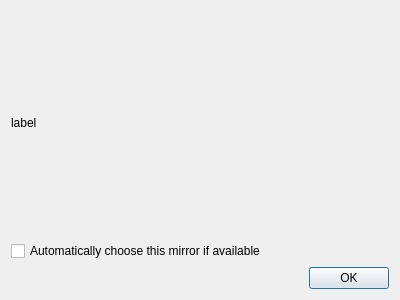
First picture: the form in Application/MIDASDesktop/GUI/MirrorPickerUI.ui, repository cpatrick/MidasClient, before the edit.
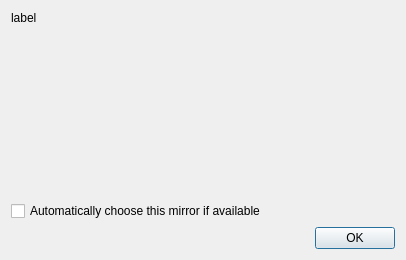
Second picture: the form after the edit.

Commit message: ENH: refs #0074. Implement basic mirror selection dialog

Patch:
```diff
--- a/Application/MIDASDesktop/GUI/MirrorPickerUI.ui
+++ b/Application/MIDASDesktop/GUI/MirrorPickerUI.ui
@@ -6,8 +6,8 @@
    <rect>
     <x>0</x>
     <y>0</y>
-    <width>400</width>
-    <height>300</height>
+    <width>406</width>
+    <height>260</height>
    </rect>
   </property>
   <property name="windowTitle">
@@ -24,6 +24,12 @@
        <property name="text">
         <string>label</string>
        </property>
+       <property name="alignment">
+        <set>Qt::AlignLeading|Qt::AlignLeft|Qt::AlignTop</set>
+       </property>
+       <property name="wordWrap">
+        <bool>true</bool>
+       </property>
       </widget>
      </item>
      <item>
```
The commit also changes 7 other files.
